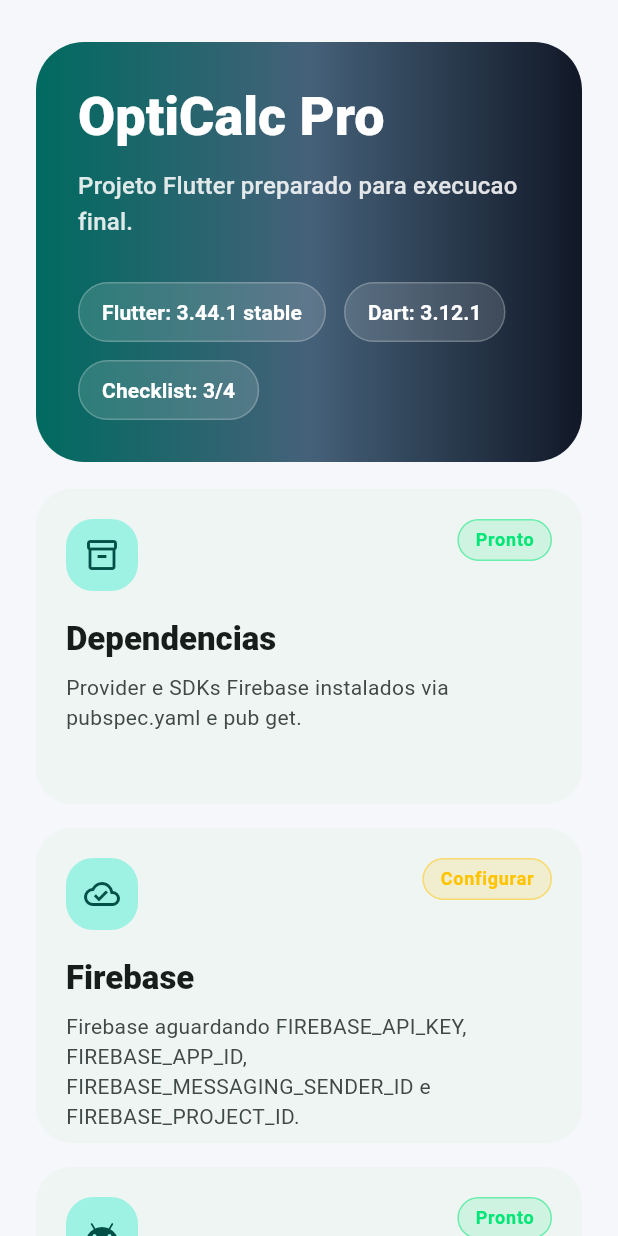
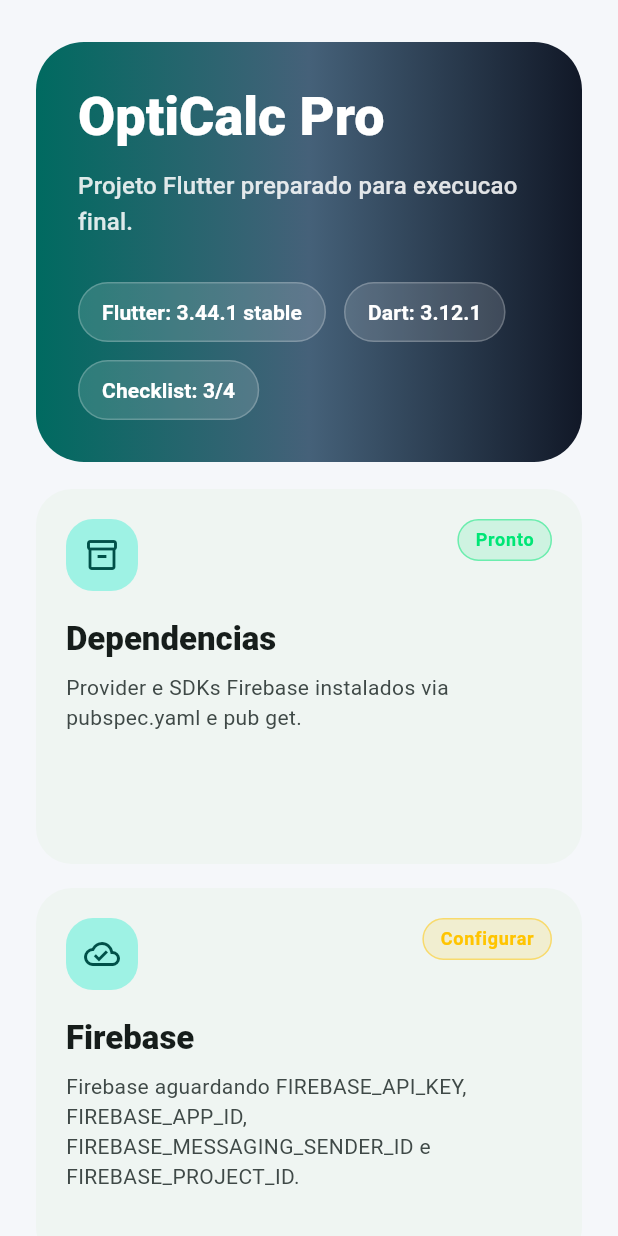
Before and after one commit to LCDSBC/Optical-Pro, a Flutter app: the screen it shows after launch, on a phone screen of 412 x 824 dp. Run offline on Flutter 3.47's test engine with Material 3 defaults, Android fonts, the phone set to English and light mode, and no system bars; our stand-ins replace firebase_core; accounts and stored records are empty.

Commit message:
Fix readiness card layout overflow
Co-authored-by: LCDSBC <LCDSBC@users.noreply.github.com>

```diff
--- a/Nova pasta OptiCalcPro/lib/modules/home/home_page.dart
+++ b/Nova pasta OptiCalcPro/lib/modules/home/home_page.dart
@@ -39,7 +39,7 @@ class HomePage extends StatelessWidget {
                       crossAxisCount: crossAxisCount,
                       mainAxisSpacing: 16,
                       crossAxisSpacing: 16,
-                      mainAxisExtent: 210,
+                      mainAxisExtent: 250,
                     ),
                   ),
                 ),
```
